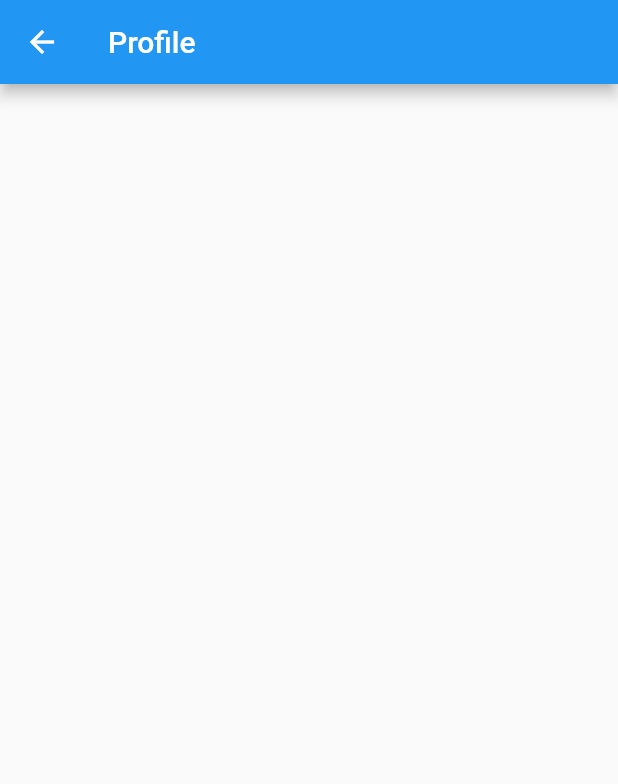
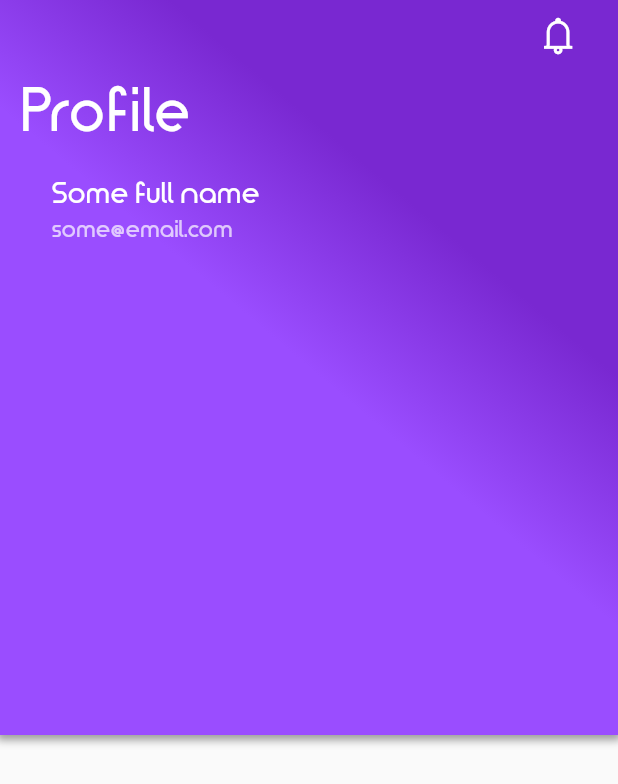
Before and after one commit to alexkazantsev/code-samples, a Flutter app: the ProfileScreen screen opened by its route, on a phone screen of 412 x 824 dp. Shown: the top 784 px of the screen. Run offline on Flutter 3.47's test engine with Material 2 defaults, Android fonts, the phone set to English and light mode, and no system bars; our stand-ins replace flutter_redux, redux; missing offline and left inert: redux_logging, validate; network calls fail; project files that could hold a hidden picture were left out.

Commit message:
added fonts and basic header layout

```diff
--- a/flutter/auth_example/lib/actions/actions.dart
+++ b/flutter/auth_example/lib/actions/actions.dart
@@ -1 +1,2 @@
 export 'auth.actions.dart';
+export 'user.actions.dart';
--- a/flutter/auth_example/lib/middlewares/auth.middleware.dart
+++ b/flutter/auth_example/lib/middlewares/auth.middleware.dart
@@ -18,11 +18,11 @@
       final response = await http.post('${Config.API_URL}/auth/login',
           body: action.data.toJson());
       if (response.statusCode < 300) {
-        store.dispatch(new LogInSuccessful(
+        store.dispatch(new LoginSuccess(
             auth: Auth.fromJson(json.decode(response.body))));
         if (action.onSuccess is Function) action.onSuccess();
       } else {
-        store.dispatch(new LogInFail('Email or password is incorrect'));
+        store.dispatch(new LoginFail('Email or password is incorrect'));
       }
     }
   };
--- /dev/null
+++ b/flutter/auth_example/lib/middlewares/middlewares.dart
@@ -0,0 +1,2 @@
+export 'auth.middleware.dart';
+export 'user.middleware.dart';
--- a/flutter/auth_example/lib/models/user.dart
+++ b/flutter/auth_example/lib/models/user.dart
@@ -1,4 +1,50 @@
 import 'package:meta/meta.dart';
 
 @immutable
-class User {}
+class User {
+  final int id;
+  final String firstName;
+  final String lastName;
+  final String email;
+  final String gender;
+  final String phone;
+  final bool processing;
+
+  User(
+      {this.id,
+      this.firstName,
+      this.lastName,
+      this.email,
+      this.gender,
+      this.phone,
+      this.processing});
+
+  User copyWith(
+      {int id,
+      String firstName,
+      String lastName,
+      String email,
+      String gender,
+      String prone,
+      bool processing}) {
+    return User(
+      id: id ?? this.id,
+      firstName: firstName ?? this.firstName,
+      lastName: lastName ?? this.lastName,
+      email: email ?? this.email,
+      gender: gender ?? this.gender,
+      phone: phone ?? this.phone,
+      processing: processing ?? this.processing,
+    );
+  }
+
+  factory User.clean() => User();
+
+  factory User.fromJson(Map<String, dynamic> json) => User(
+      id: json['id'],
+      firstName: json['first_name'],
+      lastName: json['last_name'],
+      email: json['email'],
+      gender: json['gender'],
+      phone: json['phone']);
+}
--- a/flutter/auth_example/lib/reducers/combine-reducers.dart
+++ b/flutter/auth_example/lib/reducers/combine-reducers.dart
@@ -1,6 +1,8 @@
 import 'package:auth_example/models/models.dart';
 
-import 'auth-reducer.dart';
+import 'auth.reducer.dart';
+import 'user.reducer.dart';
 
-AppState appReducer(AppState state, dynamic action) =>
-    new AppState(auth: authReducer(state.auth, action), user: null);
+AppState appReducer(AppState state, dynamic action) => new AppState(
+    auth: authReducer(state.auth, action),
+    user: userReducer(state.user, action));
--- a/flutter/auth_example/lib/screens/profile.screen.dart
+++ b/flutter/auth_example/lib/screens/profile.screen.dart
@@ -1,3 +1,4 @@
+import 'package:auth_example/actions/actions.dart';
 import 'package:auth_example/models/models.dart';
 import 'package:auth_example/utils/utils.dart';
 import 'package:flutter/material.dart';
@@ -13,14 +14,130 @@
 }
 
 class ProfileScreenState extends State<ProfileScreen> {
+  @override
+  void initState() {
+    widget.store.dispatch(new UserRequest());
+    super.initState();
+  }
+
+  void onLogoutPressed(BuildContext ctx) {
+    widget.store.dispatch(new Logout());
+    Navigator.of(ctx)
+        .pushNamedAndRemoveUntil('/', (Route<dynamic> route) => false);
+  }
 
   @override
   Widget build(BuildContext ctx) {
+    final topPadding = MediaQuery.of(ctx).padding.top;
+
     return new Scaffold(
-      appBar: new AppBar(
-        title: new Text('Profile'),
-      ),
-      body: new Container(),
+      body: new Container(
+          height: 490.0,
+          decoration:
+              new BoxDecoration(color: Colors.blue, boxShadow: <BoxShadow>[
+            new BoxShadow(
+                spreadRadius: 2.0,
+                blurRadius: 4.0,
+                offset: new Offset(0.0, 1.0),
+                color: Colors.black38),
+          ]),
+          child: new Stack(
+            fit: StackFit.expand,
+            children: <Widget>[
+              new Container(
+                height: 490.0,
+                decoration: new BoxDecoration(
+                  gradient: new LinearGradient(colors: <Color>[
+                    //7928D1
+                    const Color(0xFF7928D1), const Color(0xFF9A4DFF)
+                  ], stops: <double>[
+                    0.3,
+                    0.5
+                  ], begin: Alignment.topRight, end: Alignment.bottomLeft),
+                ),
+              ),
+              new CustomPaint(
+                painter: new HeaderGradientPainter(),
+              ),
+              new Padding(
+                padding: new EdgeInsets.only(
+                    top: topPadding, left: 15.0, right: 15.0, bottom: 20.0),
+                child: new Column(
+                  mainAxisAlignment: MainAxisAlignment.start,
+                  crossAxisAlignment: CrossAxisAlignment.start,
+                  children: <Widget>[
+                    _buildBellIcon(),
+                    new Padding(
+                      padding: const EdgeInsets.only(bottom: 15.0),
+                      child: _buildTitle(),
+                    ),
+                    new Padding(
+                      padding: const EdgeInsets.only(bottom: 20.0),
+                      child: _buildAvatar(),
+                    ),
+                  ],
+                ),
+              )
+            ],
+          )),
     );
   }
 }
+
+class HeaderGradientPainter extends CustomPainter {
+  @override
+  void paint(Canvas canvas, Size size) {
+    // TODO: paint background radial gradient
+  }
+
+  @override
+  bool shouldRepaint(CustomPainter oldDelegate) => false;
+}
+
+Widget _buildTitle() {
+  return new Text("Profile",
+      style: new TextStyle(
+          fontFamily: 'Timeburner',
+          fontWeight: FontWeight.w700,
+          color: Colors.white,
+          fontSize: 40.0,
+          letterSpacing: 1.0));
+}
+
+Widget _buildBellIcon() {
+  return new Row(
+    mainAxisAlignment: MainAxisAlignment.end,
+    crossAxisAlignment: CrossAxisAlignment.start,
+    children: <Widget>[
+      new IconButton(
+          icon: new Icon(
+            LineAwesomeIcons.bell, color: Colors.white, size: 30.0,),
+          onPressed: () {}),
+    ],
+  );
+}
+
+Widget _buildAvatar() {
+  final mainTextStyle = new TextStyle(fontFamily: 'Timeburner',
+      color: Colors.white,
+      fontWeight: FontWeight.w700,
+      fontSize: 20.0);
+  final subTextStyle = new TextStyle(
+      fontFamily: 'Timeburner',
+      fontSize: 16.0,
+      color: Colors.white70,
+      fontWeight: FontWeight.w700);
+
+  return new Row(
+    children: <Widget>[
+      new Padding(padding: const EdgeInsets.only(right: 20.0)),
+      new Column(
+        crossAxisAlignment: CrossAxisAlignment.start,
+        children: <Widget>[
+          new Text('Some full name', style: mainTextStyle),
+          new Text('some@email.com', style: subTextStyle),
+        ],
+      ),
+    ],
+  );
+}
--- a/flutter/auth_example/lib/utils/utils.dart
+++ b/flutter/auth_example/lib/utils/utils.dart
@@ -2,3 +2,4 @@
 export 'routes.dart';
 export 'validators.dart';
 export 'config.dart';
+export 'icons.dart';
```
Also changed, not shown: flutter/auth_example/lib/actions/auth.actions.dart (+7 -6 lines), flutter/auth_example/lib/actions/user.actions.dart (added, +13 -0 lines), flutter/auth_example/lib/main.dart (+6 -3 lines), flutter/auth_example/lib/middlewares/user.middleware.dart (added, +28 -0 lines), flutter/auth_example/lib/reducers/auth.reducer.dart (renamed from flutter/auth_example/lib/reducers/auth-reducer.dart, +7 -3 lines), flutter/auth_example/lib/reducers/user.reducer.dart (added, +32 -0 lines), flutter/auth_example/lib/screens/login.screen.dart (+5 -2 lines), flutter/auth_example/lib/utils/icons.dart (added, +22 -0 lines), flutter/auth_example/pubspec.yaml (+14 -0 lines), flutter/auth_example/assets/fonts/line-awesome.ttf (added), flutter/auth_example/assets/fonts/themify.ttf (added), flutter/auth_example/assets/fonts/timeburnerbold.ttf (added), flutter/auth_example/assets/fonts/timeburnernormal.ttf (added).
